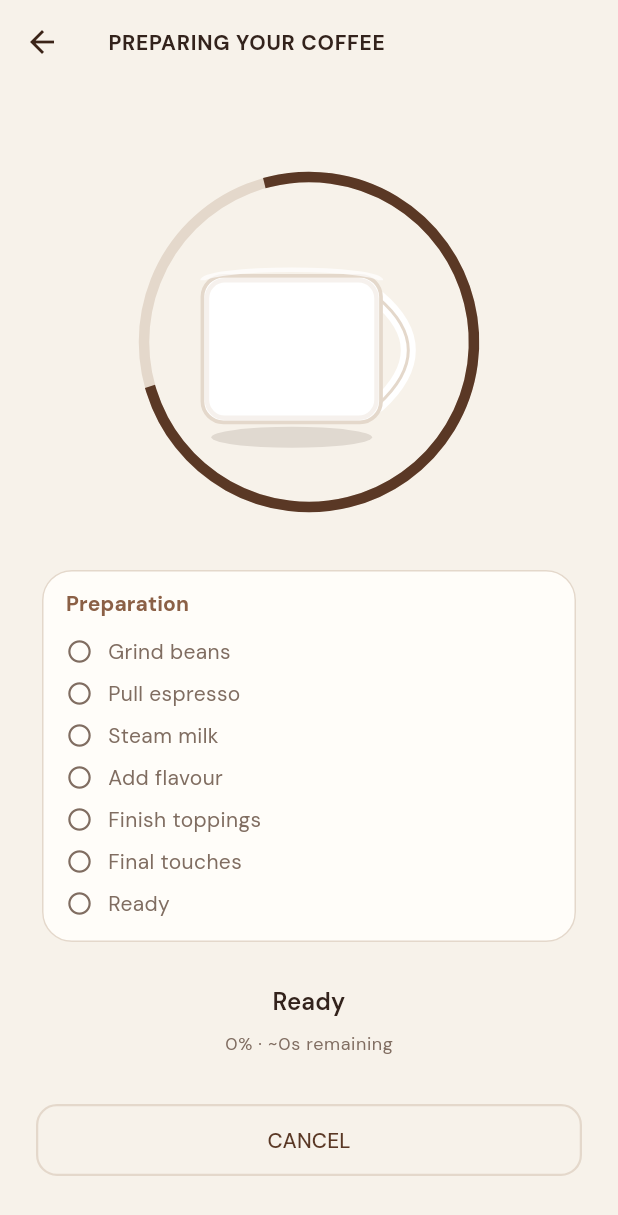
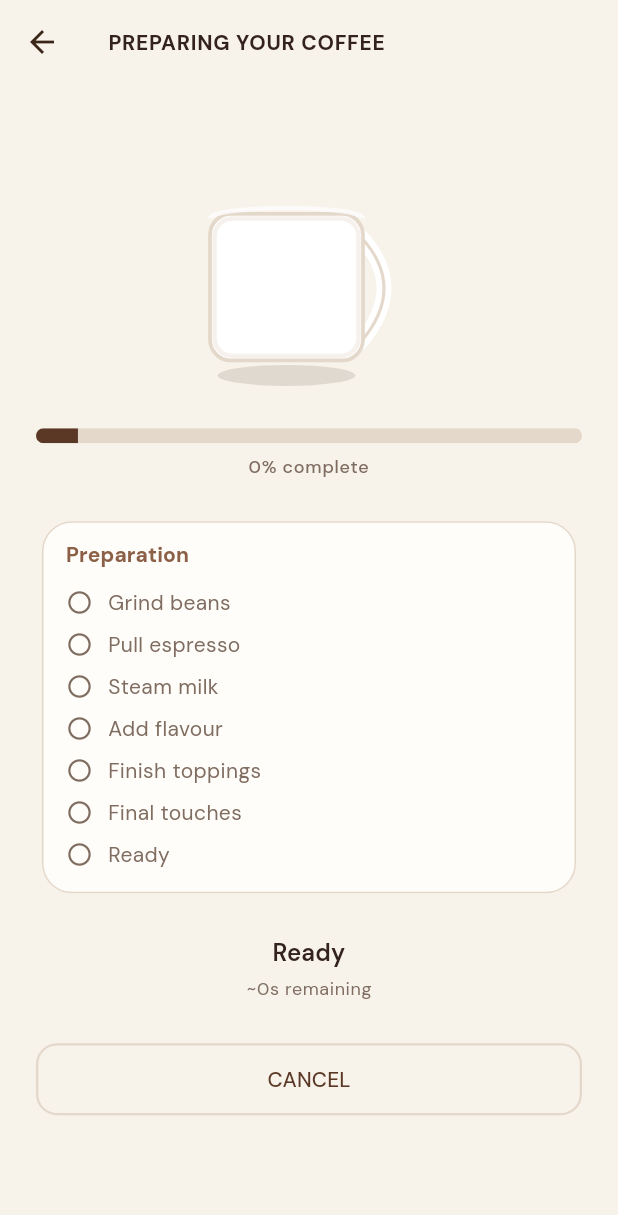
Before and after one commit to atirek-pothiwala/brew-coffee, a Flutter app: the CoffeeMachineScreen screen opened directly with empty values, on a phone screen of 412 x 824 dp. Shown: the top 1215 px of the screen. Run offline on Flutter 3.47's test engine with Material 3 defaults, Android fonts, the phone set to English and light mode, and no system bars; our stand-ins replace equatable, flutter_bloc, go_router, google_fonts, shared_preferences; accounts and stored records are empty.

Commit message:
Center mug body and use horizontal brew progress bar
Remove circular progress ring; align cup body to screen center and
show a full-width linear progress indicator below the cup.

```diff
--- a/lib/core/widgets/coffee_cup_view.dart
+++ b/lib/core/widgets/coffee_cup_view.dart
@@ -73,11 +73,19 @@ class _CoffeeCupViewState extends State<CoffeeCupView>
       builder: (context, _) {
         final display =
             _lerpVisual(_fromVisual, _toVisual, _fillController.value);
+        const handleExtentFactor = 0.2;
+        final bodyWidth = widget.size * 0.68;
+        final handleExtent = widget.size * handleExtentFactor;
+        final canvasWidth = bodyWidth + handleExtent;
         return SizedBox(
-          width: widget.size * 1.28,
+          width: canvasWidth,
           height: widget.size * 1.05,
           child: CustomPaint(
-            painter: _MugPainter(visual: display),
+            painter: _MugPainter(
+              visual: display,
+              bodyWidth: bodyWidth,
+              handleExtent: handleExtent,
+            ),
           ),
         );
       },
@@ -86,9 +94,15 @@ class _CoffeeCupViewState extends State<CoffeeCupView>
 }
 
 class _MugPainter extends CustomPainter {
-  _MugPainter({required this.visual});
+  _MugPainter({
+    required this.visual,
+    required this.bodyWidth,
+    required this.handleExtent,
+  });
 
   final CupVisualState visual;
+  final double bodyWidth;
+  final double handleExtent;
 
   Path _mugInteriorPath(Rect body) {
     return Path()
@@ -102,13 +116,7 @@ class _MugPainter extends CustomPainter {
 
   @override
   void paint(Canvas canvas, Size size) {
-    const handleExtentFactor = 0.2;
-    const bodyWidthFactor = 0.62;
-    /// Nudge mug right so body + handle reads centered to the eye.
-    const horizontalNudgeFactor = 0.04;
-    final bodyWidth = size.width * bodyWidthFactor;
-    final bodyLeft = (size.width - bodyWidth - size.width * handleExtentFactor) / 2 +
-        size.width * horizontalNudgeFactor;
+    final bodyLeft = 0.0;
     final body = Rect.fromLTWH(
       bodyLeft,
       size.height * 0.22,
@@ -130,7 +138,7 @@ class _MugPainter extends CustomPainter {
     final handle = Path();
     handle.moveTo(body.right - 2, body.top + body.height * 0.15);
     handle.quadraticBezierTo(
-      body.right + size.width * handleExtentFactor,
+      body.right + handleExtent,
       body.center.dy,
       body.right - 2,
       body.bottom - body.height * 0.12,
--- a/lib/features/coffee_machine/coffee_machine_screen.dart
+++ b/lib/features/coffee_machine/coffee_machine_screen.dart
@@ -52,14 +52,14 @@ class _CoffeeMachineScreenState extends State<CoffeeMachineScreen> {
                       ),
                   textAlign: TextAlign.center,
                 ),
-                const SizedBox(height: 8),
+                const SizedBox(height: 4),
                 Text(
-                  '${(state.progress * 100).round()}% · ~${state.estimatedSecondsRemaining}s remaining',
+                  '~${state.estimatedSecondsRemaining}s remaining',
                   style: Theme.of(context).textTheme.bodySmall?.copyWith(
                         color: AppColors.secondaryText,
                       ),
                 ),
-                const SizedBox(height: 32),
+                const SizedBox(height: 28),
                 if (state.phase == CoffeeMachinePhase.completed)
                   SizedBox(
                     width: double.infinity,
--- a/lib/features/coffee_machine/widgets/brew_preparation_view.dart
+++ b/lib/features/coffee_machine/widgets/brew_preparation_view.dart
@@ -38,29 +38,26 @@ class BrewPreparationView extends StatelessWidget {
       children: [
         if (c != null) _DrinkSummaryCard(customization: c),
         const SizedBox(height: 28),
-        Center(
-          child: SizedBox(
-            width: 240,
-            height: 240,
-            child: Stack(
-              alignment: Alignment.center,
-              children: [
-                SizedBox(
-                  width: 220,
-                  height: 220,
-                  child: CircularProgressIndicator(
-                    value: progress > 0 ? progress : null,
-                    strokeWidth: 7,
-                    backgroundColor: AppColors.borderDivider,
-                    color: AppColors.primaryCoffee,
-                  ),
-                ),
-                CoffeeCupView(visual: cupVisual, size: 150),
-              ],
-            ),
+        Center(child: CoffeeCupView(visual: cupVisual, size: 150)),
+        const SizedBox(height: 20),
+        ClipRRect(
+          borderRadius: BorderRadius.circular(6),
+          child: LinearProgressIndicator(
+            value: progress > 0 ? progress : null,
+            minHeight: 10,
+            backgroundColor: AppColors.borderDivider,
+            color: AppColors.primaryCoffee,
           ),
         ),
-        const SizedBox(height: 28),
+        const SizedBox(height: 8),
+        Text(
+          '${(progress * 100).round()}% complete',
+          textAlign: TextAlign.center,
+          style: Theme.of(context).textTheme.labelMedium?.copyWith(
+                color: AppColors.secondaryText,
+              ),
+        ),
+        const SizedBox(height: 24),
         _PhaseTimeline(current: phase),
       ],
     );
```
